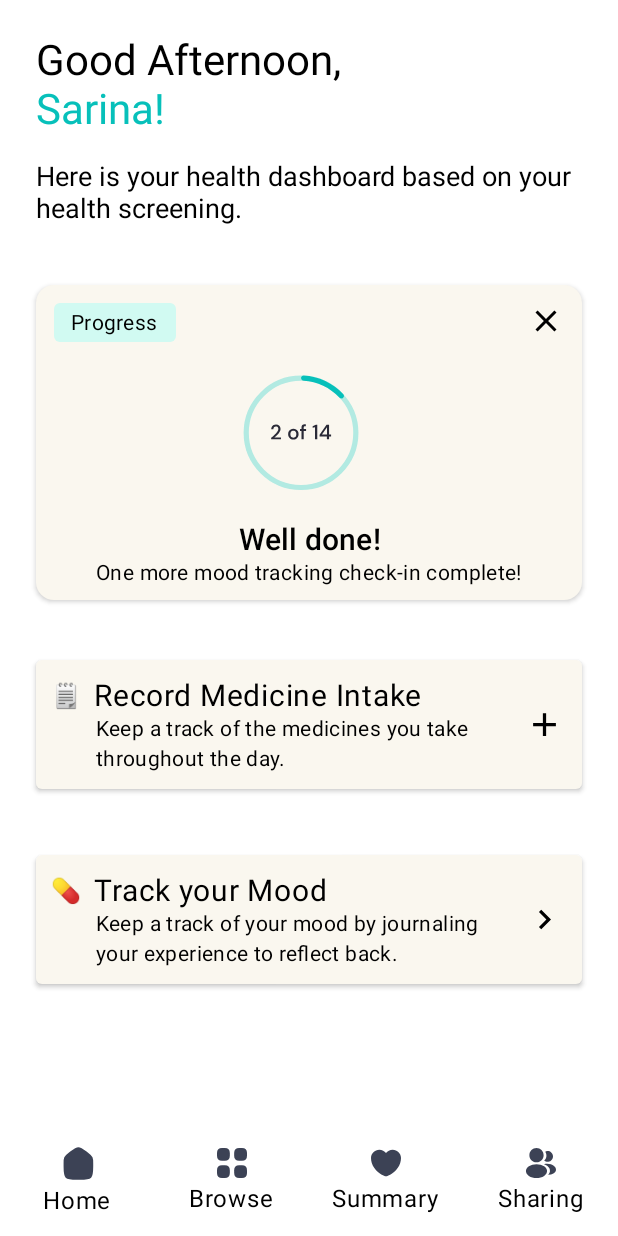
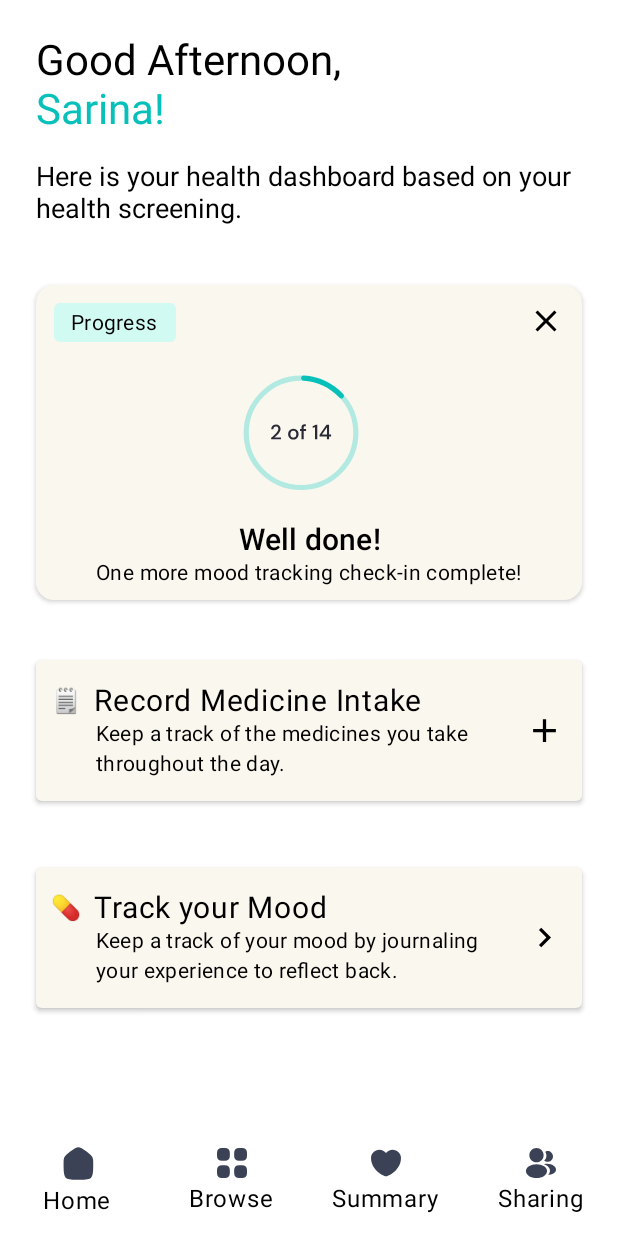
Before and after one commit to Yilendi/5120MentalHealth, an Android app built with Jetpack Compose: the screen it shows after launch (MainActivity), on a phone screen of 412 x 824 dp. Run offline under Robolectric (Android 15) with nearby library versions, the phone set to English and light mode, and no system bars.

Commit message:
feat: next

```diff
--- a/CIS5120MentalHealth/app/src/main/java/com/example/cis5120mentalhealth/HomeScreen.kt
+++ b/CIS5120MentalHealth/app/src/main/java/com/example/cis5120mentalhealth/HomeScreen.kt
@@ -205,12 +205,12 @@ fun HealthCard(item: ItemDetails, navController: NavController) {
         modifier = Modifier
             .fillMaxWidth()
             .padding(vertical = 8.dp)
-            .height(if (isExpanded) 232.dp else 86.dp), // Adjust height based on expanded state
+            .height(if (isExpanded) 232.dp else 94.dp), // Adjust height based on expanded state
         elevation = 2.dp,
         backgroundColor = Color(0xFFFAF7EF)
     ) {
         Column {
-            Row(modifier = Modifier.height(86.dp), verticalAlignment = Alignment.CenterVertically) {
+            Row(modifier = Modifier.height(94.dp), verticalAlignment = Alignment.CenterVertically) {
                 Box(
                     modifier = Modifier
                         .weight(1f)
--- a/CIS5120MentalHealth/app/src/main/java/com/example/cis5120mentalhealth/MoodScreen.kt
+++ b/CIS5120MentalHealth/app/src/main/java/com/example/cis5120mentalhealth/MoodScreen.kt
@@ -166,7 +166,7 @@ fun BottomSheetContent(onDoneClicked: () -> Unit) {
                         color = Color(0xFF07C0BA),
                         modifier = Modifier
                             .clickable { if (currentIndex < 3) currentIndex += 1 }
-                            .padding(16.dp),
+                            .padding(end = 8.dp),
                         textAlign = TextAlign.Right
                     )
                 }
```
